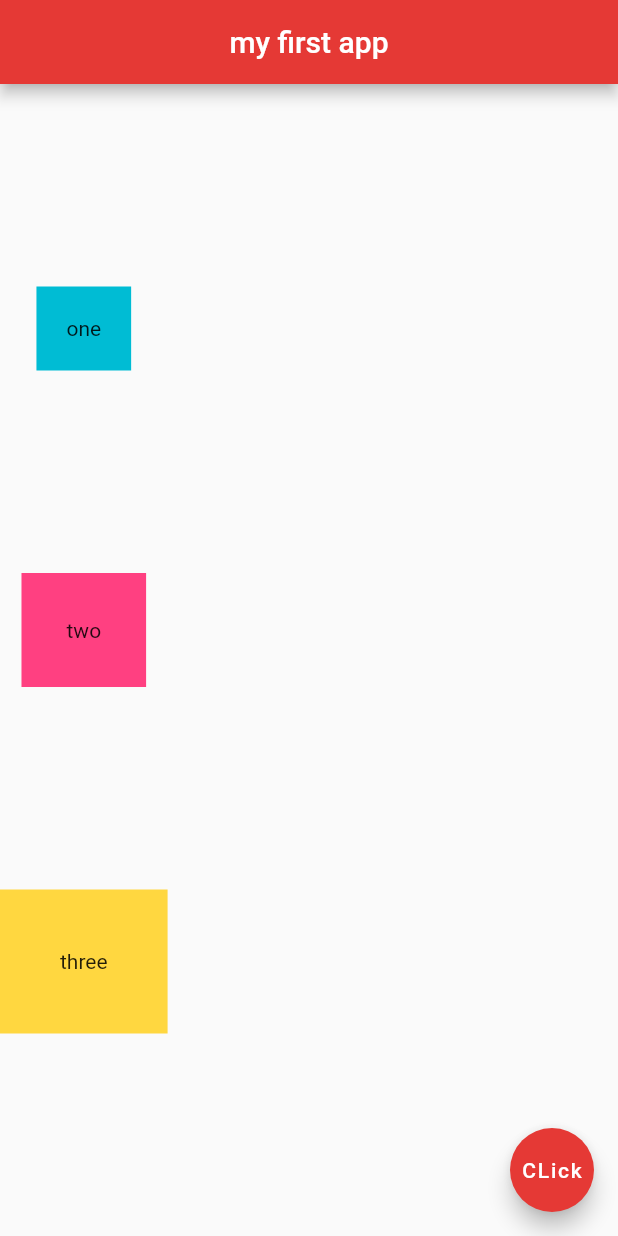
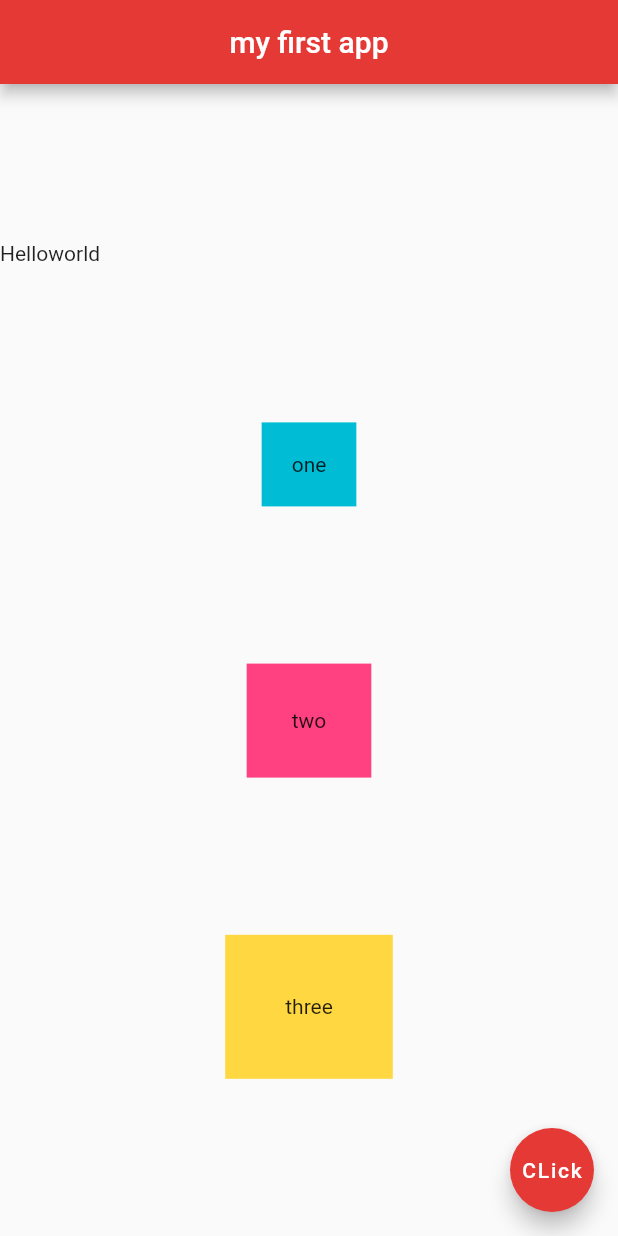
Before and after one commit to mahdibouaziz/flutter_ninja, a Flutter app: the screen it shows after launch, on a phone screen of 412 x 824 dp. Run offline on Flutter 3.47's test engine with Material 2 defaults, Android fonts, the phone set to English and light mode, and no system bars.

Commit message:
nested columns and rows

```diff
--- a/lib/main.dart
+++ b/lib/main.dart
@@ -19,6 +19,12 @@ class Home extends StatelessWidget {
         mainAxisAlignment: MainAxisAlignment.spaceEvenly,
         crossAxisAlignment: CrossAxisAlignment.center,
         children: [
+          Row(
+            children: [
+              Text("Hello"),
+              Text("world"),
+            ],
+          ),
           Container(
             padding: EdgeInsets.all(20),
             color: Colors.cyan,
```
